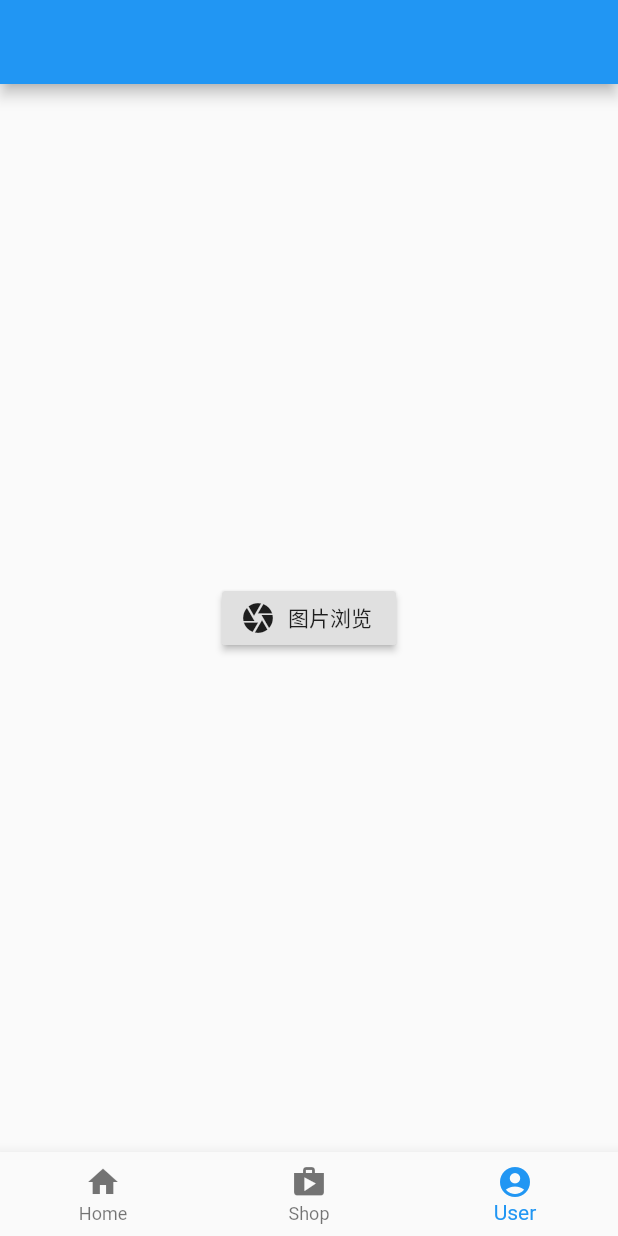
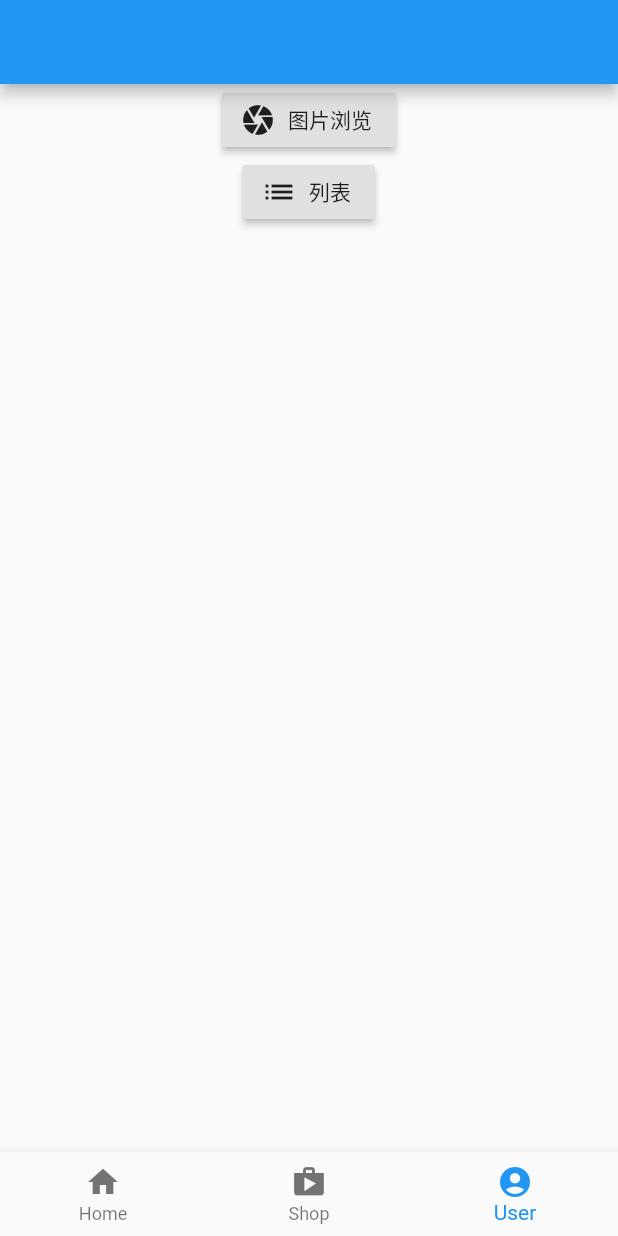
Before and after one commit to hanyunmuyu/flutter, a Flutter app: the screen it shows after launch, swiped to page 3, on a phone screen of 412 x 824 dp. Run offline on Flutter 3.47's test engine with Material 2 defaults, Android fonts, the phone set to English and light mode, and no system bars; our stand-ins replace image_picker, video_player; network calls fail.

```diff
--- a/lib/MainPage.dart
+++ b/lib/MainPage.dart
@@ -6,9 +6,7 @@ import 'UserPage.dart';
 class MainPage extends StatelessWidget {
   @override
   Widget build(BuildContext context) {
-    return new MaterialApp(
-      home: new MainPageWidget(),
-    );
+    return new MainPageWidget();
   }
 }
 
--- a/lib/UserPage.dart
+++ b/lib/UserPage.dart
@@ -1,5 +1,6 @@
 import 'package:flutter/material.dart';
 import 'ImagePage.dart';
+import 'ListViewPage.dart';
 
 class UserPage extends StatelessWidget {
   @override
@@ -24,14 +25,28 @@ class _UserState extends State<_UserWidget> {
     return new Scaffold(
       body: new Container(
         child: new Center(
-          child: new RaisedButton.icon(
+          child: new Column(
+            children: <Widget>[
+              new RaisedButton.icon(
                   onPressed: () {
-                Navigator.of(context).push(new MaterialPageRoute(builder: (_) {
+                    Navigator.of(context)
+                        .push(new MaterialPageRoute(builder: (_) {
                       return new ImagePage();
                     }));
                   },
                   icon: new Icon(Icons.camera),
                   label: new Text('图片浏览')),
+              new RaisedButton.icon(
+                  onPressed: () {
+                    Navigator.of(context)
+                        .push(new MaterialPageRoute(builder: (_) {
+                      return new ListViewPage();
+                    }));
+                  },
+                  icon: new Icon(Icons.list),
+                  label: new Text('列表'))
+            ],
+          ),
         ),
       ),
     );
```
Lines whose indentation alone changed are shown as unchanged.
